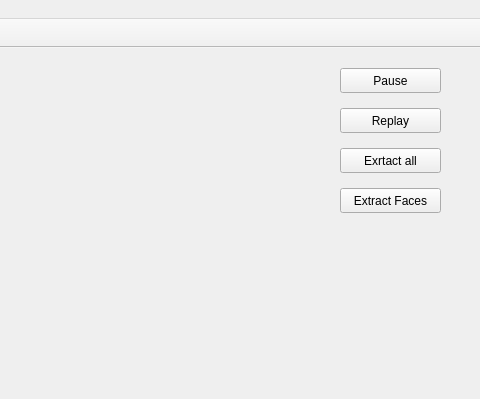
RedocDracula/Emotional_Analysis_QT, file mainwindow.ui: the form before one commit; both pictures show x 320 to 800 and y 0 to 399 of the 800 by 600 pixel window.
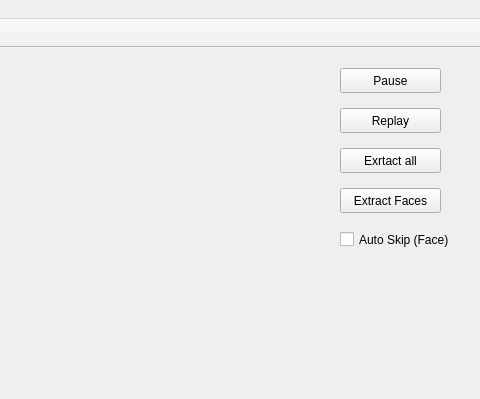
The form after the commit. Custom widgets are drawn as their Qt base class.

Commit message: Face detection function added

```diff
--- a/mainwindow.ui
+++ b/mainwindow.ui
@@ -337,6 +337,19 @@
      <string>Extract Faces</string>
     </property>
    </widget>
+   <widget class="QCheckBox" name="skipTickBox">
+    <property name="geometry">
+     <rect>
+      <x>660</x>
+      <y>180</y>
+      <width>131</width>
+      <height>23</height>
+     </rect>
+    </property>
+    <property name="text">
+     <string>Auto Skip (Face)</string>
+    </property>
+   </widget>
    <zorder>layoutWidget</zorder>
    <zorder>semanticBox</zorder>
    <zorder>ageBox</zorder>
```
Left out of the diff: 5 changed lines with no effect on the pictures. The commit also changes 4 other files.
